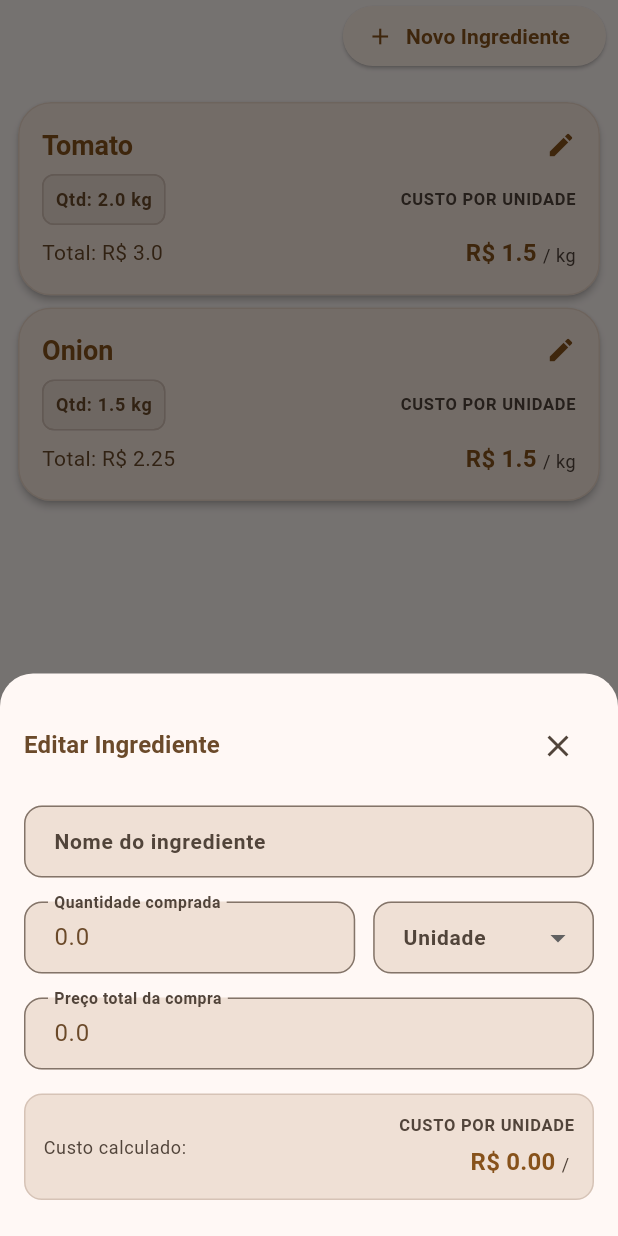
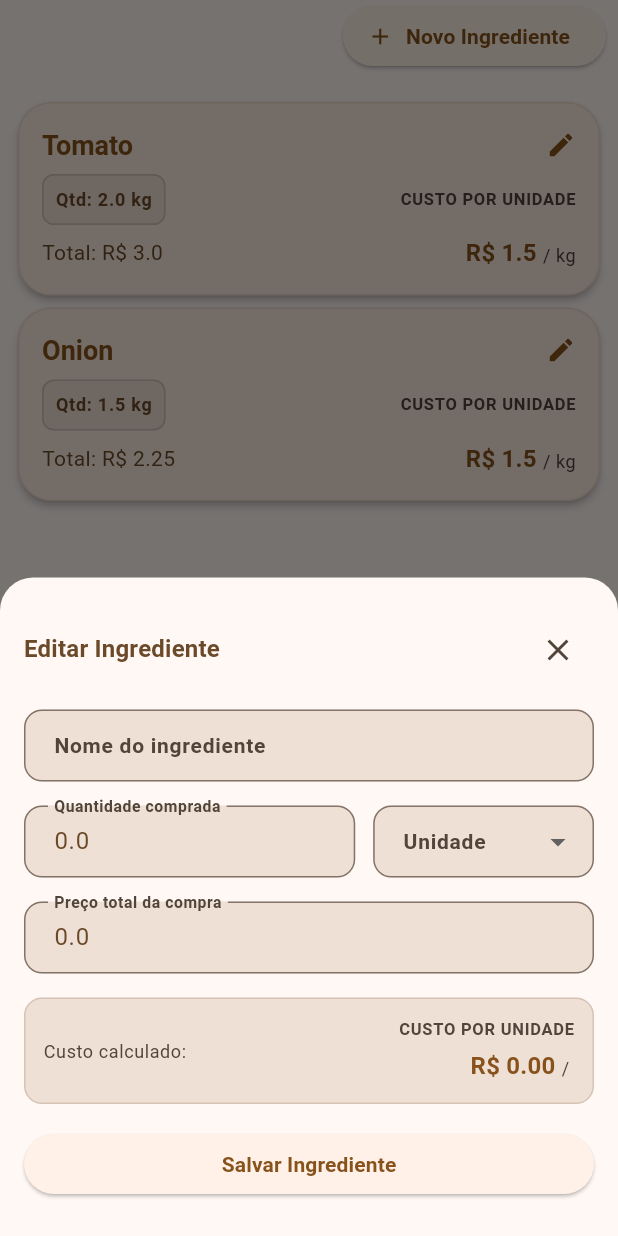
Before and after one commit to FelipePaterni/reseller, a Flutter app: the screen it shows after launch, item 3 of the bottom bar chosen, after a tap on "Novo Ingrediente", on a phone screen of 412 x 824 dp. Run offline on Flutter 3.47's test engine with Material 3 defaults, Android fonts, the phone set to English and light mode, and no system bars; drawn by our look-alikes of flutter_form_builder.

Commit message:
feat: add save button to ingredient edit sheet and update provider on ingredient edit

```diff
--- a/lib/src/modules/ingredients/presentation/widgets/ingredient_edit_sheet.dart
+++ b/lib/src/modules/ingredients/presentation/widgets/ingredient_edit_sheet.dart
@@ -121,7 +121,17 @@ class _IngredientEditSheetState extends State<IngredientEditSheet> {
               costPerUnit: widget.ingredient.costPerUnit,
               unitLabel: widget.ingredient.unitLabel,
             ),
-
+            SizedBox(
+              width: double.infinity,
+              child: ElevatedButton(
+                onPressed: () {
+                  if (_formKey.currentState?.saveAndValidate() ?? false) {
+                    Navigator.of(context).pop(widget.ingredient);
+                  }
+                },
+                child: const Text('Salvar Ingrediente'),
+              ),
+            ),
           ],
         ),
       ),
```
Also changed, not shown: lib/src/modules/ingredients/presentation/pages/ingredient_list.dart (+9 -5 lines).
